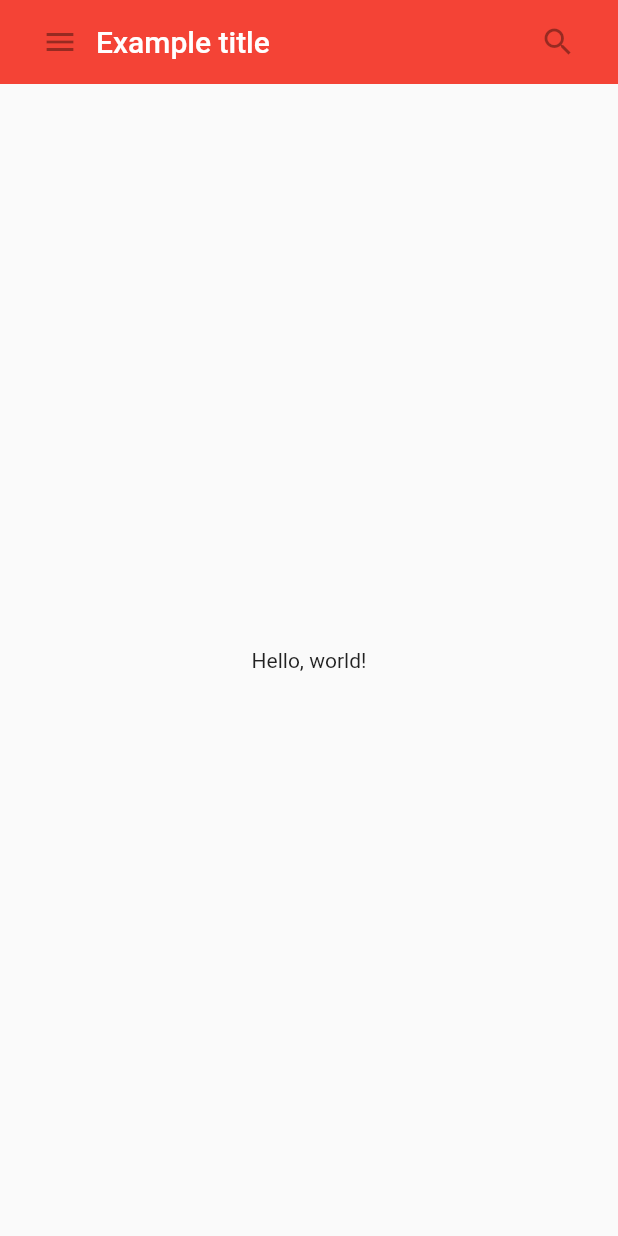
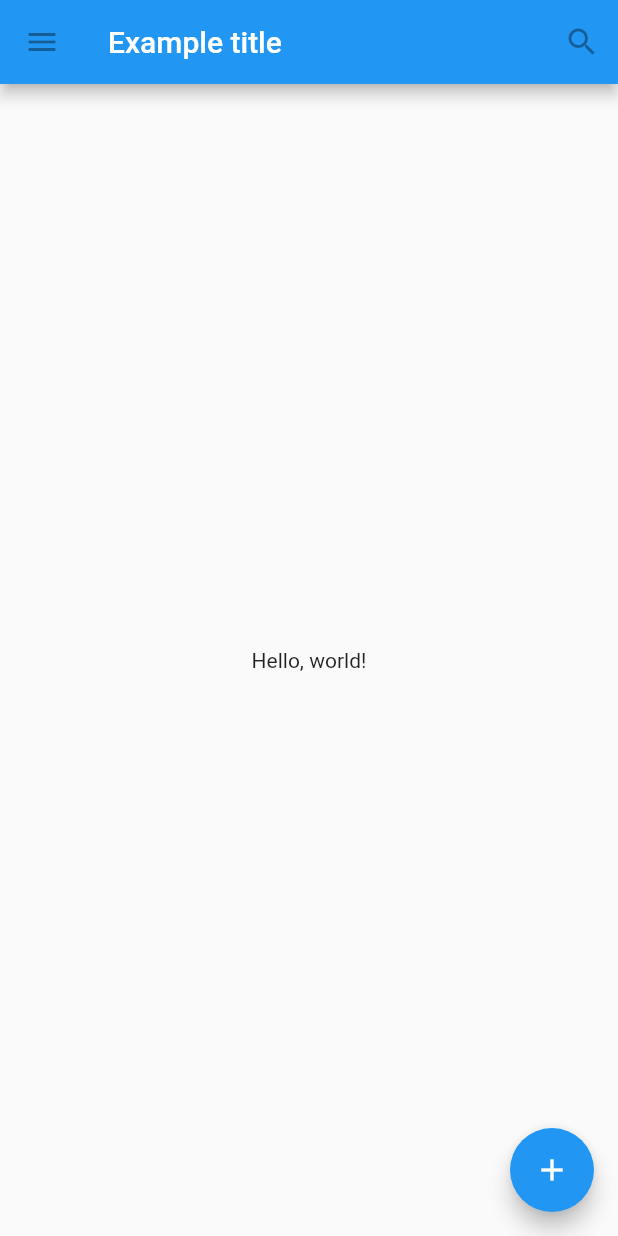
Before and after one commit to kavus002/flutter-playground, a Flutter app: the screen it shows after launch, on a phone screen of 412 x 824 dp. Run offline on Flutter 3.47's test engine with Material 2 defaults, Android fonts, the phone set to English and light mode, and no system bars.

```diff
--- a/sample_flutter_app/lib/main.dart
+++ b/sample_flutter_app/lib/main.dart
@@ -1,89 +1,56 @@
 import 'package:flutter/material.dart';
 
+// Flutter provides a number of widgets that help you build apps that follow Material Design. A Material app starts with the MaterialApp widget,
+// which builds a number of useful widgets at the root of your app, including a Navigator, which manages a stack of widgets identified by strings,
+// also known as “routes”. The Navigator lets you transition smoothly between screens of your application.
+// Using the MaterialApp widget is entirely optional but a good practice.
 
-// Many Material Design widgets need to be inside of a MaterialApp to display properly, in order to inherit theme data.
-// Therefore, run the application with a MaterialApp.
-//
-// The MyAppBar widget creates a Container with a height of 56 device-independent pixels with an internal padding of 8 pixels, both on the left and the right.
-// Inside the container, MyAppBar uses a Row layout to organize its children. The middle child, the title widget, is marked as Expanded,
-// which means it expands to fill any remaining available space that hasn’t been consumed by the other children.
-// You can have multiple Expanded children and determine the ratio in which they consume the available space using the flex argument to Expanded.
-//
-// The MyScaffold widget organizes its children in a vertical column. At the top of the column it places an instance of MyAppBar, passing the app bar a Text widget to use as its title.
-// Passing widgets as arguments to other widgets is a powerful technique that lets you create generic widgets that can be reused in a wide variety of ways. Finally, MyScaffold uses an
-// Expanded to fill the remaining space with its body, which consists of a centered message.
-class MyAppBar extends StatelessWidget {
-  const MyAppBar({required this.title, super.key});
+// Now that the code has switched from MyAppBar and MyScaffold to the AppBar and Scaffold widgets, and from material.dart, the app is starting to look a bit more Material.
+// For example, the app bar has a shadow and the title text inherits the correct styling automatically. A floating action button is also added.
+// Notice that widgets are passed as arguments to other widgets. The Scaffold widget takes a number of different widgets as named arguments, each of which are placed in the
+// Scaffold layout in the appropriate place. Similarly, the AppBar widget lets you pass in widgets for the leading widget, and the actions of the title widget. This pattern
+// recurs throughout the framework and is something you might consider when designing your own widgets.
+void main() {
+  runApp(
+    const MaterialApp(
+      title: 'Flutter Tutorial',
+      home: TutorialHome(),
+    ),
+  );
+}
 
-  // Fields in a Widget subclass are always marked "final".
-  final Widget title;
+class TutorialHome extends StatelessWidget {
+  const TutorialHome({super.key});
 
   @override
   Widget build(BuildContext context) {
-    return Container(
-      height: 56.0, // in logical pixels
-      padding: const EdgeInsets.symmetric(horizontal: 16.0),
-      decoration: BoxDecoration(color: Colors.red[500]),
-      // Row is a horizontal, linear layout.
-      child: Row(
-        children: [
-          const IconButton(
-            icon: Icon(Icons.menu),
-            tooltip: 'Navigation menu',
-            onPressed: null, // null disables the button
-          ),
-          // Expanded expands its child
-          // to fill the available space.
-          Expanded(
-            child: title,
-          ),
-          const IconButton(
+    // Scaffold is a layout for
+    // the major Material Components.
+    return Scaffold(
+      appBar: AppBar(
+        leading: const IconButton(
+          icon: Icon(Icons.menu),
+          tooltip: 'Navigation menu',
+          onPressed: null,
+        ),
+        title: const Text('Example title'),
+        actions: const [
+          IconButton(
             icon: Icon(Icons.search),
             tooltip: 'Search',
             onPressed: null,
           ),
         ],
       ),
-    );
-  }
-}
-
-class MyScaffold extends StatelessWidget {
-  const MyScaffold({super.key});
-
-  @override
-  Widget build(BuildContext context) {
-    // Material is a conceptual piece
-    // of paper on which the UI appears.
-    return Material(
-      // Column is a vertical, linear layout.
-      child: Column(
-        children: [
-          MyAppBar(
-            title: Text(
-              'Example title',
-              style: Theme.of(context).primaryTextTheme.titleLarge,
-            ),
-          ),
-          const Expanded(
-            child: Center(
-              child: Text('Hello, world!'),
-            ),
-          ),
-        ],
+      // body is the majority of the screen.
+      body: const Center(
+        child: Text('Hello, world!'),
+      ),
+      floatingActionButton: const FloatingActionButton(
+        tooltip: 'Add', // used by assistive technologies
+        onPressed: null,
+        child: Icon(Icons.add),
       ),
     );
   }
 }
-
-
-void main() {
-  runApp(
-    const MaterialApp(
-      title: 'My app', // used by the OS task switcher
-      home: SafeArea(
-        child: MyScaffold(),
-      ),
-    ),
-  );
-}
```
